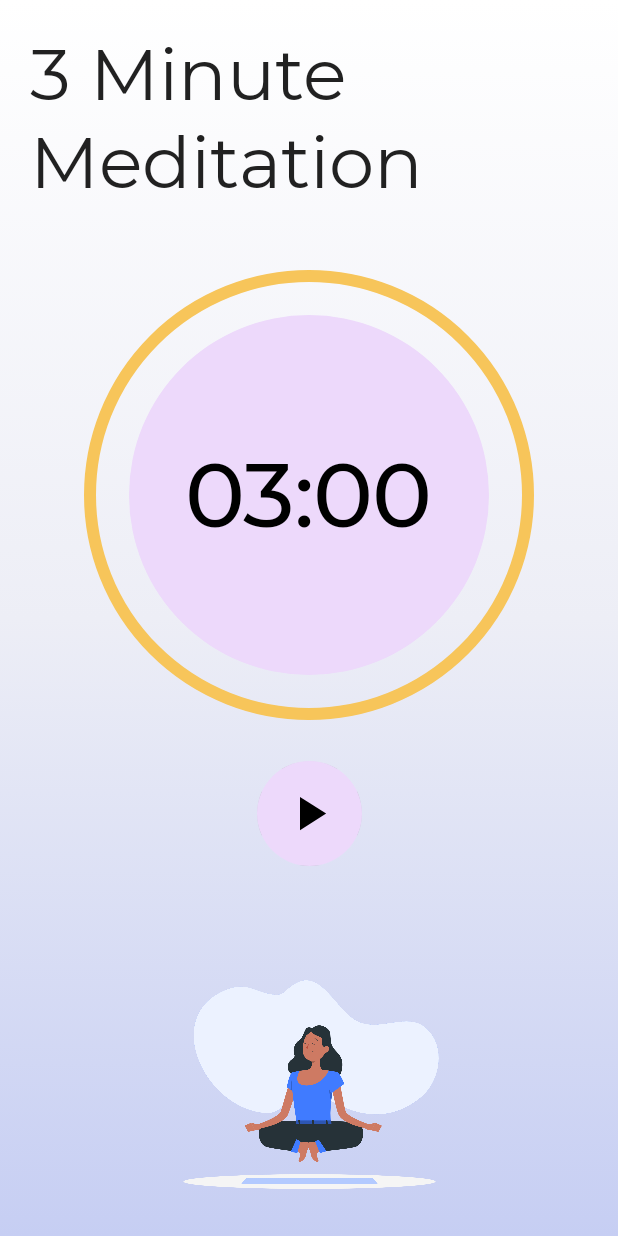
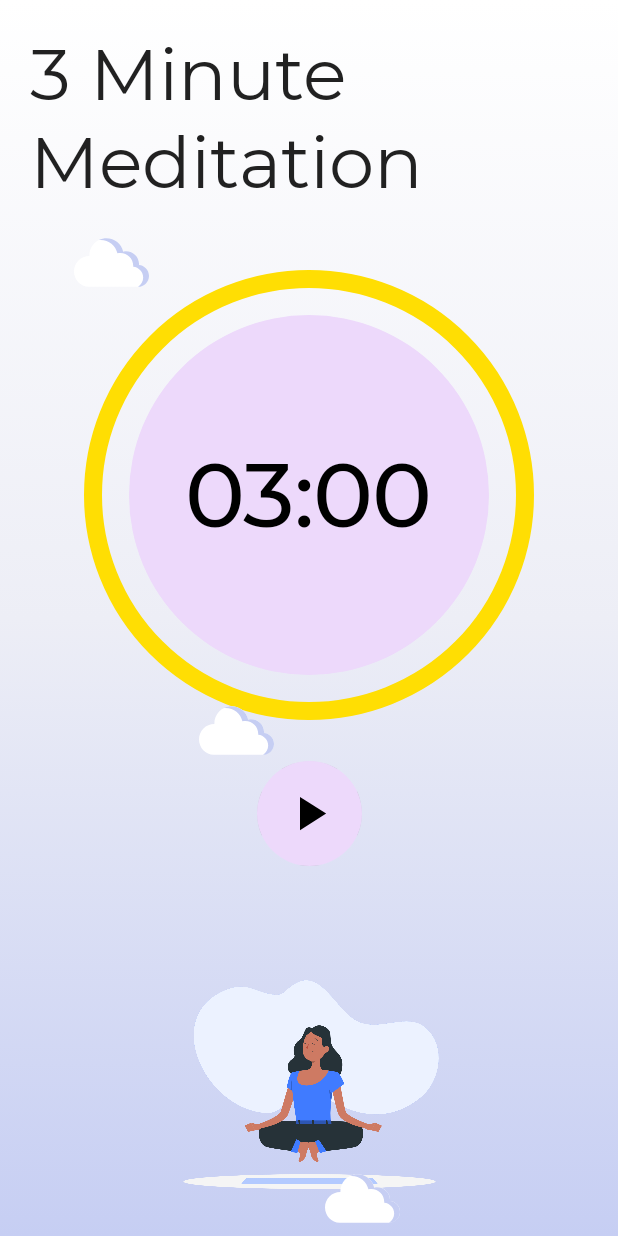
Before and after one commit to ProMode7/android-dev-challenge-compose-week2, an Android app built with Jetpack Compose: the screen it shows after launch (MainActivity), on a phone screen of 412 x 824 dp. Run offline under Robolectric (Android 15) with nearby library versions, the phone set to English and light mode, and no system bars; our stand-ins replace constraintlayout-compose.

```diff
--- a/app/src/main/java/com/androiddevchallenge/meditationtimer/MainActivity.kt
+++ b/app/src/main/java/com/androiddevchallenge/meditationtimer/MainActivity.kt
@@ -18,6 +18,12 @@ package com.androiddevchallenge.meditationtimer
 import android.os.Bundle
 import androidx.activity.compose.setContent
 import androidx.appcompat.app.AppCompatActivity
+import androidx.compose.animation.ExperimentalAnimationApi
+import androidx.compose.animation.core.RepeatMode
+import androidx.compose.animation.core.animateFloat
+import androidx.compose.animation.core.infiniteRepeatable
+import androidx.compose.animation.core.keyframes
+import androidx.compose.animation.core.rememberInfiniteTransition
 import androidx.compose.foundation.Canvas
 import androidx.compose.foundation.Image
 import androidx.compose.foundation.background
@@ -26,6 +32,7 @@ import androidx.compose.foundation.layout.Box
 import androidx.compose.foundation.layout.Column
 import androidx.compose.foundation.layout.Row
 import androidx.compose.foundation.layout.Spacer
+import androidx.compose.foundation.layout.absoluteOffset
 import androidx.compose.foundation.layout.fillMaxHeight
 import androidx.compose.foundation.layout.fillMaxWidth
 import androidx.compose.foundation.layout.height
@@ -45,6 +52,7 @@ import androidx.compose.material.icons.filled.PlayArrow
 import androidx.compose.material.icons.filled.Stop
 import androidx.compose.runtime.Composable
 import androidx.compose.runtime.MutableState
+import androidx.compose.runtime.getValue
 import androidx.compose.runtime.mutableStateOf
 import androidx.compose.runtime.rememberCoroutineScope
 import androidx.compose.ui.Alignment
@@ -60,6 +68,7 @@ import androidx.compose.ui.platform.LocalDensity
 import androidx.compose.ui.res.painterResource
 import androidx.compose.ui.text.font.FontWeight
 import androidx.compose.ui.tooling.preview.Preview
+import androidx.compose.ui.unit.Dp
 import androidx.compose.ui.unit.dp
 import androidx.constraintlayout.compose.ConstraintLayout
 import com.androiddevchallenge.meditationtimer.ui.theme.MyTheme
@@ -73,43 +82,53 @@ import kotlinx.coroutines.launch
 
 var showStart: MutableState<Boolean> = mutableStateOf(true)
 var isTimerRunning: MutableState<Boolean> = mutableStateOf(false)
-var isPause: MutableState<Boolean> = mutableStateOf(true)
+var isPaused: MutableState<Boolean> = mutableStateOf(true)
 var progress: MutableState<Float> = mutableStateOf(362f)
 private const val DividerLengthInDegrees = 1.8f
 
 class MainActivity : AppCompatActivity() {
+    @ExperimentalAnimationApi
     override fun onCreate(savedInstanceState: Bundle?) {
         super.onCreate(savedInstanceState)
         setContent {
             MyTheme {
-                CountDownTimerApp()
+                MeditationTimerApp()
             }
         }
     }
 }
 
+@ExperimentalAnimationApi
 @Preview("Light Theme", widthDp = 360, heightDp = 640)
 @Composable
 fun LightPreview() {
     MyTheme {
-        CountDownTimerApp()
+        MeditationTimerApp()
     }
 }
 
+@ExperimentalAnimationApi
 @Preview("Dark Theme", widthDp = 360, heightDp = 640)
 @Composable
 fun DarkPreview() {
     MyTheme(darkTheme = true) {
-        CountDownTimerApp()
+        MeditationTimerApp()
     }
 }
 
+@ExperimentalAnimationApi
 @Composable
-fun CountDownTimerApp() {
+fun MeditationTimerApp() {
     Surface(color = MaterialTheme.colors.background) {
         val coroutineScope = rememberCoroutineScope()
         Scaffold(
             content = {
+                ConstraintLayout(
+                    Modifier
+                        .fillMaxWidth()
+                        .fillMaxHeight()
+                ) {
+                    val (contentCol, cloudsCol) = createRefs()
                     Column(
                         horizontalAlignment = Alignment.CenterHorizontally,
                         modifier = Modifier
@@ -124,6 +143,12 @@ fun CountDownTimerApp() {
                                     )
                                 )
                             )
+                            .constrainAs(contentCol) {
+                                top.linkTo(parent.top)
+                                start.linkTo(parent.start)
+                                end.linkTo(parent.end)
+                                bottom.linkTo(parent.bottom)
+                            }
                     ) {
                         Text(
                             text = "3 Minute Meditation",
@@ -148,6 +173,7 @@ fun CountDownTimerApp() {
                                         end.linkTo(parent.end)
                                     }
                             )
+
                             CircularProgressBar(
                                 Modifier
                                     .height(300.dp)
@@ -172,7 +198,7 @@ fun CountDownTimerApp() {
                                     }
                                     .background(color = buttonBgColor)
                             )
-                        var seconds = (((progress.value - 2) % 120) / 2).toInt()
+                            val seconds = (((progress.value - 2) % 120) / 2).toInt()
                             Text(
                                 text = "0${((progress.value - 2) / 120).toInt()}:${if (seconds < 10) "0$seconds" else seconds}",
                                 style = MaterialTheme.typography.h2.copy(Color.Black)
@@ -187,14 +213,33 @@ fun CountDownTimerApp() {
                             )
                         }
                         if (showStart.value) {
-                        ShowStartButton(coroutineScope)
+                            SetTimerStartButton(coroutineScope)
                         } else {
-                        ShowBottomButtons(coroutineScope)
+                            SetTimerPauseStopButtons(coroutineScope)
                         }
                         val image: Painter = painterResource(id = R.drawable.med_bottom)
                         Image(
                             painter = image, contentDescription = ""
                         )
+                    }
+                    Column(
+                        verticalArrangement = Arrangement.SpaceBetween,
+                        modifier = Modifier
+                            .fillMaxWidth()
+                            .fillMaxHeight()
+                            .padding(top = 150.dp)
+                            .constrainAs(cloudsCol) {
+                                top.linkTo(parent.top)
+                                start.linkTo(parent.start)
+                                end.linkTo(parent.end)
+                                bottom.linkTo(parent.bottom)
+                            }
+                    ) {
+                        val image: Painter = painterResource(id = R.drawable.ic_clouds)
+                        AddClouds(image, 50.dp, 0.dp)
+                        AddClouds(image, 50.dp, 100.dp)
+                        AddClouds(image, 50.dp, 200.dp)
+                    }
                 }
             }
         )
@@ -202,7 +247,31 @@ fun CountDownTimerApp() {
 }
 
 @Composable
-fun ShowStartButton(coroutineScope: CoroutineScope) {
+fun AddClouds(image: Painter, size: Dp, initialOffset: Dp) {
+    val infiniteOffsetTransition = rememberInfiniteTransition()
+    val defaultTarget = if (300f - initialOffset.value > 0) 300f - initialOffset.value else 350f
+    val offset by infiniteOffsetTransition.animateFloat(
+        initialValue = 0f,
+        targetValue = defaultTarget,
+        animationSpec = infiniteRepeatable(
+            animation = keyframes {
+                durationMillis = 4250
+            },
+            repeatMode = RepeatMode.Reverse
+        )
+    )
+
+    Image(
+        painter = image,
+        contentDescription = "",
+        modifier = Modifier
+            .size(size)
+            .absoluteOffset(initialOffset + offset.dp, 0.dp)
+    )
+}
+
+@Composable
+fun SetTimerStartButton(coroutineScope: CoroutineScope) {
     Row(
         modifier = Modifier
             .padding(30.dp)
@@ -233,8 +302,9 @@ fun ShowStartButton(coroutineScope: CoroutineScope) {
     }
 }
 
+@ExperimentalAnimationApi
 @Composable
-fun ShowBottomButtons(coroutineScope: CoroutineScope) {
+fun SetTimerPauseStopButtons(coroutineScope: CoroutineScope) {
     Row(
         modifier = Modifier
             .padding(30.dp)
@@ -244,7 +314,7 @@ fun ShowBottomButtons(coroutineScope: CoroutineScope) {
             onClick = {
                 showStart.value = true
                 isTimerRunning.value = false
-                isPause.value = true
+                isPaused.value = true
                 progress.value = 362f
             },
             colors = ButtonDefaults.buttonColors(backgroundColor = buttonBgColor),
@@ -266,11 +336,11 @@ fun ShowBottomButtons(coroutineScope: CoroutineScope) {
         )
         Button(
             onClick = {
-                isTimerRunning.value = !isPause.value
+                isTimerRunning.value = !isPaused.value
                 coroutineScope.launch {
                     updateProgress()
                 }
-                isPause.value = !isPause.value
+                isPaused.value = !isPaused.value
             },
             colors = ButtonDefaults.buttonColors(backgroundColor = buttonBgColor),
             modifier = Modifier
@@ -278,8 +348,8 @@ fun ShowBottomButtons(coroutineScope: CoroutineScope) {
                 .size(70.dp)
         ) {
             Icon(
-                imageVector = if (isPause.value) Icons.Filled.Pause else Icons.Filled.PlayArrow,
-                contentDescription = if (isPause.value) "Pause" else "Resume",
+                imageVector = if (isPaused.value) Icons.Filled.Pause else Icons.Filled.PlayArrow,
+                contentDescription = if (isPaused.value) "Pause" else "Resume",
                 tint = Color.Black,
                 modifier = Modifier
                     .size(50.dp)
@@ -293,7 +363,7 @@ fun CircularProgressBar(
     modifier: Modifier = Modifier,
     sweep: Float
 ) {
-    val stroke = with(LocalDensity.current) { Stroke(8.dp.toPx()) }
+    val stroke = with(LocalDensity.current) { Stroke(12.dp.toPx()) }
     Canvas(modifier) {
         val innerRadius = (size.minDimension - stroke.width) / 2
         drawArc(
--- a/app/src/main/java/com/androiddevchallenge/meditationtimer/ui/theme/Color.kt
+++ b/app/src/main/java/com/androiddevchallenge/meditationtimer/ui/theme/Color.kt
@@ -23,11 +23,9 @@ val blue800 = Color(0xff0035c9)
 val blueDarkPrimary = Color(0xff1c1d24)
 
 val yellow200 = Color(0xffffeb46)
-val yellow400 = Color(0xffffc000)
 val yellow500 = Color(0xffffde03)
-val yellowDarkPrimary = Color(0xff242316)
 
 val buttonBgColor = Color(0xFFEDD9FB)
 val screenBgColorStart = Color(0xFFEDEEF6)
 val screenBgColorEnd = Color(0xFFC6CEF3)
-val progressBarColor = Color(0xFFF7C55A)
+val progressBarColor = Color(0xffffde03)
```
Also changed, not shown: 6 other files. Lines whose indentation alone changed are shown as unchanged.
